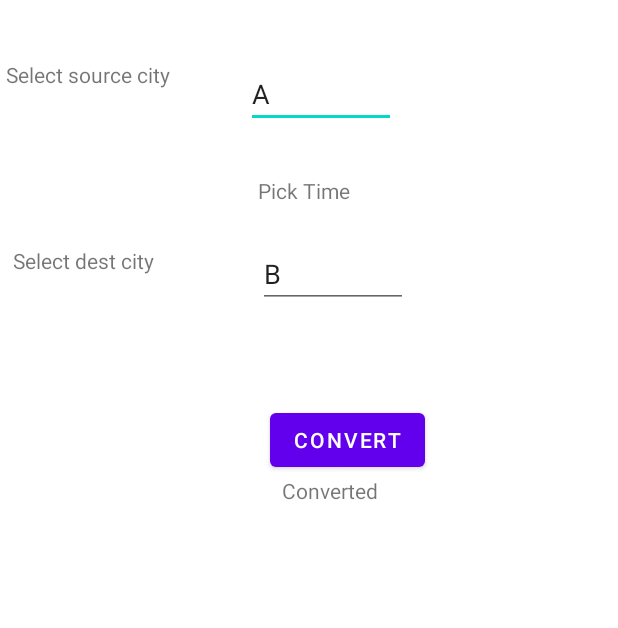
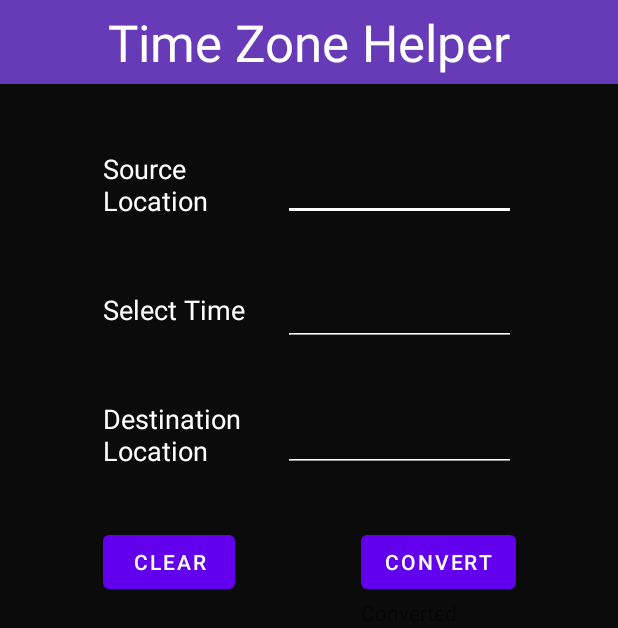
Before and after one commit to jmorton138/time_zone_helper, an Android app: the layout activity_main.xml on its own in the app's theme, with its tools: preview values and no code run, on a phone screen of 412 x 824 dp. Shown: the top 628 px of the screen. Run offline under Robolectric (Android 15) with nearby library versions, the phone set to English and light mode, and no system bars.

Commit message:
[IMP] Cleans up  UI layout

```diff
--- a/app/src/main/java/com/authenticator/timezonehelper/MainActivity.kt
+++ b/app/src/main/java/com/authenticator/timezonehelper/MainActivity.kt
@@ -7,6 +7,7 @@ import android.widget.AdapterView.OnItemClickListener
 import android.widget.ArrayAdapter
 import android.widget.AutoCompleteTextView
 import android.widget.Button
+import android.widget.EditText
 import android.widget.TextView
 import androidx.appcompat.app.AppCompatActivity
 import com.authenticator.timezonehelper.databinding.ActivityMainBinding
@@ -24,17 +25,17 @@ class MainActivity : AppCompatActivity() {
     private lateinit var mainViewModel: MainViewModel
     private lateinit var sourceCityAutocompleteTextView: AutoCompleteTextView
     private lateinit var destCityAutocompleteTextView: AutoCompleteTextView
-    private lateinit var pickTimeTextView: TextView
-    private lateinit var pickTimeButton: Button
+    private lateinit var pickTimeTextView: EditText
     private lateinit var clearInputsButton: Button
+    private lateinit var destinationTimeTextView: TextView
     override fun onCreate(savedInstanceState: Bundle?) {
         super.onCreate(savedInstanceState)
         binding = ActivityMainBinding.inflate(layoutInflater)
         setContentView(binding.root)
         sourceCityAutocompleteTextView = findViewById<View>(R.id.cityAutoCompleteTextViewSource) as AutoCompleteTextView
         destCityAutocompleteTextView = findViewById<View>(R.id.cityAutoCompleteTextViewDest) as AutoCompleteTextView
-        pickTimeTextView = findViewById<TextView>(R.id.pickTimeTextView)
-        pickTimeButton = findViewById<Button>(R.id.pickTimeButton)
+        pickTimeTextView = findViewById<EditText>(R.id.pickTimeTextView)
+        destinationTimeTextView = findViewById<TextView>(R.id.convertedTime)
         clearInputsButton = findViewById<Button>(R.id.clearInputsButton)
         val convertButton = findViewById<Button>(R.id.convertTime)
         val sourceTimeZone = findViewById<TextView>(R.id.sourceTimeZone)
@@ -85,7 +86,7 @@ class MainActivity : AppCompatActivity() {
             }
 
         }
-        pickTimeButton.setOnClickListener {
+        pickTimeTextView.setOnClickListener {
             TimePickerFragment().show(supportFragmentManager, "timePicker")
             pickTimeTextView.error = null
         }
@@ -96,7 +97,8 @@ class MainActivity : AppCompatActivity() {
             val sourceTimeSelected = pickTimeTextView.text
             if (validateInputs(sourceTimeZoneText, destTimeZoneText, sourceTimeSelected)) {
                 val destTime = mainViewModel.convertToDestinationTime(sourceTimeZoneText, destTimeZoneText, sourceTimeSelected)
-                findViewById<TextView>(R.id.convertedTime).text = destTime
+                destinationTimeTextView.text = destTime
+
             }
         })
         clearInputsButton.setOnClickListener(View.OnClickListener {
@@ -104,7 +106,8 @@ class MainActivity : AppCompatActivity() {
             sourceCityAutocompleteTextView.text = null
             destTimeZone.text = ""
             destCityAutocompleteTextView.text = null
-            pickTimeTextView.text = ""
+            pickTimeTextView.text = null
+            destinationTimeTextView.text = ""
         })
 
     }
--- a/app/src/main/res/layout/activity_main.xml
+++ b/app/src/main/res/layout/activity_main.xml
@@ -5,84 +5,120 @@
         xmlns:tools="http://schemas.android.com/tools"
         android:layout_width="match_parent"
         android:layout_height="match_parent"
-        tools:context=".MainActivity">
+        tools:context=".MainActivity" android:background="#0B0B0B">
+
+
+    <TextView
+            android:id="@+id/sourceCityAutocompleteLabel"
+            android:text="@string/select_source"
+            android:layout_width="120dp"
+            android:layout_height="wrap_content"
+            android:labelFor="@id/cityAutoCompleteTextViewSource"
+            app:layout_constraintTop_toTopOf="parent"
+            app:layout_constraintStart_toStartOf="parent"
+            app:layout_constraintEnd_toEndOf="parent"
+            app:layout_constraintEnd_toStartOf="@+id/cityAutoCompleteTextViewSource"
+            android:textAppearance="@style/TextAppearance.AppCompat.Medium"
+            android:layout_marginTop="100dp"
+            android:layout_marginStart="139dp"
+            android:textColor="@color/white"/>
+    <TextView
+            android:id="@+id/pickTimeLabel"
+            android:text="Select Time"
+            android:layout_width="120dp"
+            android:layout_height="wrap_content"
+            app:layout_constraintTop_toBottomOf="@+id/sourceCityAutocompleteLabel"
+            app:layout_constraintStart_toStartOf="@+id/sourceCityAutocompleteLabel"
+            android:labelFor="@id/pickTimeTextView"
+            android:textAppearance="@style/TextAppearance.AppCompat.Medium"
+            android:layout_marginTop="48dp" android:textColor="@color/white"/>
+    <TextView
+            android:id="@+id/destCityAutocompleteLabel"
+            android:text="@string/select_dest"
+            android:layout_width="120dp"
+            android:layout_height="wrap_content"
+            android:labelFor="@id/cityAutoCompleteTextViewSource"
+            app:layout_constraintStart_toStartOf="@+id/sourceCityAutocompleteLabel"
+            app:layout_constraintTop_toBottomOf="@+id/pickTimeLabel"
+            android:textAppearance="@style/TextAppearance.AppCompat.Medium"
+            android:layout_marginTop="48dp" android:textColor="@color/white"/>
+    <AutoCompleteTextView
+            android:id="@+id/cityAutoCompleteTextViewSource"
+            android:text=""
+            android:layout_width="155dp"
+            android:layout_height="48dp"
+            android:autofillHints="Enter source city"
+            android:completionThreshold="3"
+            android:dropDownWidth="wrap_content" android:layout_marginEnd="139dp"
+            app:layout_constraintTop_toTopOf="@id/sourceCityAutocompleteLabel"
+            app:layout_constraintStart_toEndOf="@+id/sourceCityAutocompleteLabel"
+            app:layout_constraintEnd_toEndOf="parent"
+            app:layout_constraintBottom_toBottomOf="@+id/sourceCityAutocompleteLabel"
+            android:backgroundTint="@color/white" android:textColor="@color/white"/>
+
+
+    <EditText
+            android:id="@+id/pickTimeTextView"
+            android:layout_width="155dp"
+            android:layout_height="48dp"
+            android:text=""
+            tools:text=""
+            android:focusableInTouchMode="false"
+            app:layout_constraintTop_toTopOf="@+id/pickTimeLabel"
+            app:layout_constraintEnd_toEndOf="@id/cityAutoCompleteTextViewSource"
+            app:layout_constraintBottom_toBottomOf="@+id/pickTimeLabel"
+            android:textColor="@color/white" android:backgroundTint="@color/white"/>
 
     <AutoCompleteTextView
-            android:text="A"
-            android:layout_width="100dp"
-            android:layout_height="wrap_content" android:id="@+id/cityAutoCompleteTextViewSource"
-            app:layout_constraintEnd_toEndOf="parent"
-            app:layout_constraintTop_toTopOf="parent"
-            android:autofillHints="Enter source city"
-            android:layout_marginTop="40dp"
+            android:id="@+id/cityAutoCompleteTextViewDest"
+            android:text=""
+            android:layout_width="155dp"
+            android:layout_height="48dp"
+            android:autofillHints="Enter destination city"
             android:completionThreshold="3"
-            android:dropDownWidth="100dp" android:layout_marginEnd="148dp"/>
-    <TextView
-            android:id="@+id/pickTime"
-            android:layout_width="wrap_content"
-            android:layout_height="wrap_content"
-            android:text="Pick time"
-            tools:text="Pick Time"
-            app:layout_constraintTop_toBottomOf="@+id/cityAutoCompleteTextViewSource"
-            app:layout_constraintStart_toStartOf="@+id/cityAutoCompleteTextViewSource"
-            android:layout_marginStart="8dp" android:layout_marginTop="32dp"/>
-    <TextView
-            android:text="Select source city"
-            android:layout_width="157dp"
-            android:layout_height="20dp"
-            android:id="@+id/sourceCityAutocompleteLabel"
-            android:labelFor="@id/cityAutoCompleteTextViewSource"
-            app:layout_constraintTop_toTopOf="@+id/cityAutoCompleteTextViewSource"
-            android:textAppearance="@style/TextAppearance.AppCompat.Small"
-            app:layout_constraintStart_toStartOf="parent"
-            app:layout_constraintHorizontal_bias="0.29"
-            app:layout_constraintEnd_toStartOf="@+id/cityAutoCompleteTextViewDest"/>
+            android:dropDownWidth="wrap_content"
+            app:layout_constraintEnd_toEndOf="@+id/cityAutoCompleteTextViewSource"
+            app:layout_constraintTop_toTopOf="@+id/destCityAutocompleteLabel"
+            android:backgroundTint="@color/white"/>
+
     <TextView
             android:id="@+id/sourceTimeZone"
             android:layout_width="wrap_content"
             android:layout_height="wrap_content"
+            android:visibility="gone"
             tools:text=""
-            app:layout_constraintTop_toBottomOf="@+id/cityAutoCompleteTextViewSource"
-            app:layout_constraintStart_toStartOf="@+id/cityAutoCompleteTextViewSource"
-            android:layout_marginStart="8dp"/>
-
-    <AutoCompleteTextView
-            android:text="B"
-            android:layout_width="100dp"
-            android:layout_height="wrap_content" android:id="@+id/cityAutoCompleteTextViewDest"
-            app:layout_constraintEnd_toEndOf="parent"
-            app:layout_constraintTop_toTopOf="parent"
-            android:autofillHints="Enter destination city"
-            android:layout_marginTop="160dp"
-            android:completionThreshold="3"
-            android:dropDownWidth="100dp" android:layout_marginEnd="140dp"/>
-    <TextView
-            android:text="Select dest city"
-            android:layout_width="138dp"
-            android:layout_height="23dp"
-            android:id="@+id/destCityAutocompleteLabel"
-            android:labelFor="@id/cityAutoCompleteTextViewSource"
-            app:layout_constraintTop_toTopOf="@+id/cityAutoCompleteTextViewDest"
-            android:textAppearance="@style/TextAppearance.AppCompat.Small"
-            app:layout_constraintEnd_toStartOf="@+id/cityAutoCompleteTextViewSource"
-            app:layout_constraintStart_toStartOf="parent" app:layout_constraintHorizontal_bias="0.324"
-            android:layout_marginTop="4dp"/>
+            app:layout_constraintStart_toEndOf="@+id/cityAutoCompleteTextViewSource"
+            app:layout_constraintTop_toTopOf="@+id/cityAutoCompleteTextViewSource"
+            app:layout_constraintBottom_toBottomOf="@+id/cityAutoCompleteTextViewSource"
+    />
     <TextView
             android:id="@+id/destTimeZone"
             android:layout_width="wrap_content"
             android:layout_height="wrap_content"
             tools:text=""
-            app:layout_constraintTop_toBottomOf="@+id/cityAutoCompleteTextViewDest"
-            app:layout_constraintStart_toStartOf="@+id/cityAutoCompleteTextViewDest"
-            android:layout_marginStart="8dp"/>
+            android:visibility="gone"
+            app:layout_constraintTop_toTopOf="@+id/cityAutoCompleteTextViewDest"
+            app:layout_constraintStart_toEndOf="@+id/cityAutoCompleteTextViewDest"
+            app:layout_constraintBottom_toBottomOf="@+id/cityAutoCompleteTextViewDest"/>
 
     <Button
+            android:id="@+id/clearInputsButton"
+            android:text="Clear"
+            android:layout_marginTop="38dp"
+            android:layout_width="wrap_content"
+            android:layout_height="wrap_content"
+            app:layout_constraintTop_toBottomOf="@id/destCityAutocompleteLabel"
+            app:layout_constraintStart_toStartOf="@+id/sourceCityAutocompleteLabel"/>
+    <Button
+            android:id="@+id/convertTime"
             android:text="Convert"
             android:layout_width="wrap_content"
-            app:layout_constraintTop_toBottomOf="@+id/cityAutoCompleteTextViewDest"
-            app:layout_constraintStart_toStartOf="@+id/cityAutoCompleteTextViewDest"
-            android:layout_height="wrap_content" android:id="@+id/convertTime"
-            android:layout_marginTop="64dp" android:layout_marginStart="8dp"/>
+            app:layout_constraintTop_toBottomOf="@id/destCityAutocompleteLabel"
+            app:layout_constraintTop_toTopOf="@id/clearInputsButton"
+            app:layout_constraintEnd_toEndOf="@+id/cityAutoCompleteTextViewDest"
+            android:layout_height="wrap_content"
+    />
+
     <TextView
             android:id="@+id/convertedTime"
             android:layout_width="wrap_content"
@@ -90,6 +126,22 @@
             tools:text="Converted"
             app:layout_constraintTop_toBottomOf="@+id/convertTime"
             app:layout_constraintStart_toStartOf="@+id/convertTime"
-            android:layout_marginStart="8dp"/>
-
+    />
+    <androidx.appcompat.widget.Toolbar
+            android:layout_width="match_parent"
+            android:layout_height="wrap_content"
+            app:layout_constraintTop_toTopOf="parent"
+            app:layout_constraintStart_toStartOf="parent"
+            app:layout_constraintEnd_toEndOf="parent"
+            android:background="#673AB7"
+            android:theme="?attr/actionBarTheme"
+            android:minHeight="?attr/actionBarSize" android:id="@+id/toolbar2">
+        <TextView
+                android:layout_width="wrap_content"
+                android:layout_height="wrap_content"
+                android:text="@string/app_name"
+                android:layout_gravity="center"
+                android:id="@+id/toolbar_title" android:textAppearance="@style/TextAppearance.AppCompat.Display1"
+                tools:layout_editor_absoluteY="18dp" tools:layout_editor_absoluteX="163dp" android:textColor="@color/white"/>
+    </androidx.appcompat.widget.Toolbar>
 </androidx.constraintlayout.widget.ConstraintLayout>
--- a/app/src/main/res/values/strings.xml
+++ b/app/src/main/res/values/strings.xml
@@ -6,7 +6,8 @@
     <string name="second_fragment_label">Second Fragment</string>
     <string name="next">Next</string>
     <string name="previous">Previous</string>
-
+    <string name="select_source">Source Location</string>
+    <string name="select_dest">Destination Location</string>
     <string name="hello_first_fragment">Hello first fragment</string>
     <string name="hello_second_fragment">Hello second fragment. Arg: %1$s</string>
 </resources>
```
